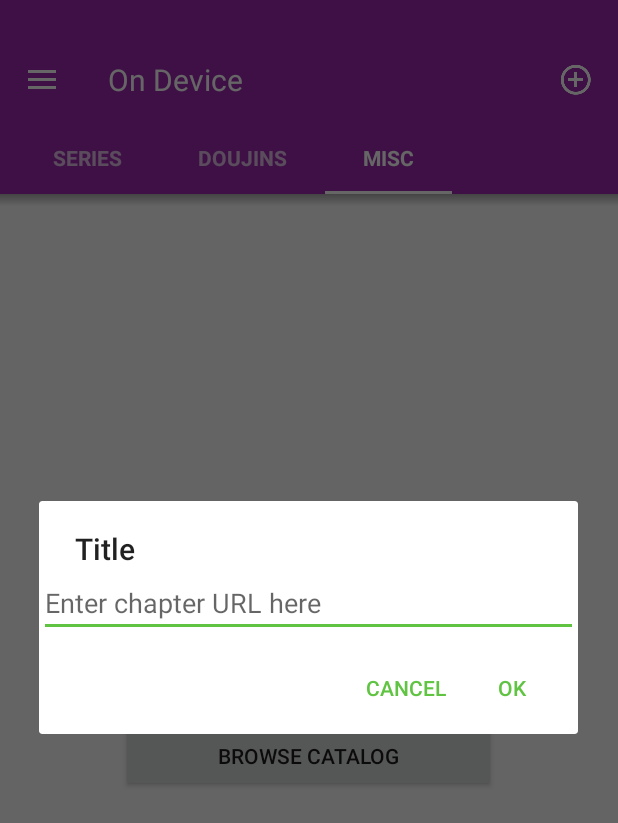
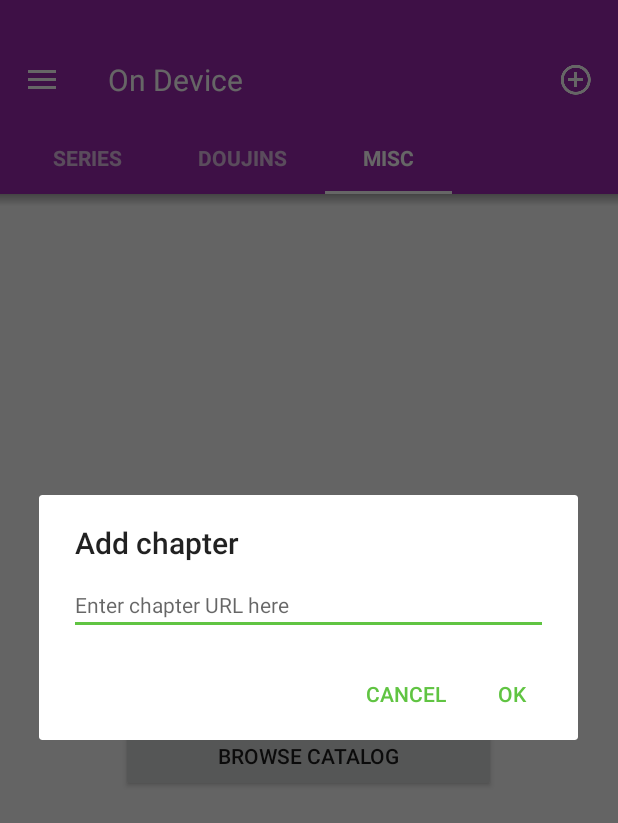
Before and after one commit to DefiantCatgirl/Oneesama, an Android app: the screen it shows after launch (MainActivity), after a tap on an icon or button, on a phone screen of 412 x 824 dp. Shown: the top 823 px of the screen. Run offline under Robolectric (Android 15) with nearby library versions, the phone set to English and light mode, and no system bars; our stand-ins replace ButterKnife; libraries missing offline, so code that uses them is left out: com.pnikosis.materialishprogress, io.realm, rx.android.schedulers, rx.schedulers; 9 statements that could not run were skipped.

Commit message:
Error handling for adding chapters, rotation bugfixes

```diff
--- a/app/src/main/java/catgirl/oneesama/ui/activity/main/MainActivity.java
+++ b/app/src/main/java/catgirl/oneesama/ui/activity/main/MainActivity.java
@@ -1,11 +1,14 @@
 package catgirl.oneesama.ui.activity.main;
 
 import android.animation.Animator;
+import android.content.ClipData;
+import android.content.ClipboardManager;
+import android.content.Context;
 import android.content.DialogInterface;
 import android.content.Intent;
 import android.content.pm.PackageManager;
+import android.net.Uri;
 import android.os.Bundle;
-import android.os.Handler;
 import android.support.design.widget.NavigationView;
 import android.support.v4.app.Fragment;
 import android.support.v4.app.FragmentManager;
@@ -15,20 +18,15 @@ import android.support.v7.app.ActionBarDrawerToggle;
 import android.support.v7.app.AlertDialog;
 import android.support.v7.app.AppCompatActivity;
 import android.support.v7.widget.Toolbar;
-import android.text.InputType;
-import android.util.Log;
 import android.view.Menu;
 import android.view.MenuItem;
 import android.view.View;
 import android.view.ViewGroup;
+import android.view.inputmethod.EditorInfo;
+import android.view.inputmethod.InputMethodManager;
 import android.widget.EditText;
 import android.widget.ImageButton;
 import android.widget.Toast;
-
-import com.google.gson.ExclusionStrategy;
-import com.google.gson.FieldAttributes;
-import com.google.gson.Gson;
-import com.google.gson.GsonBuilder;
 
 import java.util.ArrayList;
 import java.util.List;
@@ -36,8 +34,6 @@ import java.util.List;
 import butterknife.Bind;
 import butterknife.ButterKnife;
 import catgirl.oneesama.R;
-import catgirl.oneesama.api.Config;
-import catgirl.oneesama.api.DynastyService;
 import catgirl.oneesama.controller.ChaptersController;
 import catgirl.oneesama.controller.legacy.Book;
 import catgirl.oneesama.model.chapter.serializable.Chapter;
@@ -48,13 +44,9 @@ import catgirl.oneesama.ui.activity.legacyreader.tools.EndAnimatorListener;
 import catgirl.oneesama.ui.activity.main.browse.BrowseFragment;
 import catgirl.oneesama.ui.activity.main.ondevice.OnDeviceFragment;
 import io.realm.Realm;
-import io.realm.RealmList;
 import io.realm.RealmObject;
-import retrofit.GsonConverterFactory;
-import retrofit.Retrofit;
-import retrofit.RxJavaCallAdapterFactory;
-import rx.android.schedulers.AndroidSchedulers;
-import rx.schedulers.Schedulers;
+import rx.Observable;
+import rx.Subscription;
 
 
 public class MainActivity extends AppCompatActivity
@@ -75,6 +67,10 @@ public class MainActivity extends AppCompatActivity
     @Bind(R.id.MainActivity_AddButton) ImageButton addButton;
 
     boolean loading = false;
+
+    // TODO use a library or move this into a singleton
+    static Observable<Book> chapterRequest;
+    Subscription chapterSubscription;
 
     @Override
     protected void onCreate(Bundle savedInstanceState) {
@@ -100,8 +96,11 @@ public class MainActivity extends AppCompatActivity
         if(savedInstanceState != null) {
 
             loading = savedInstanceState.getBoolean("LOADING");
-            if(loading)
+            if(loading) {
                 loadingLayout.setVisibility(View.VISIBLE);
+                if(chapterRequest != null)
+                    subscribeToChapterRequest(chapterRequest);
+            }
 
             onBackStackChanged();
         }
@@ -110,22 +109,44 @@ public class MainActivity extends AppCompatActivity
 
         addButton.setOnClickListener(view -> {
             AlertDialog.Builder builder = new AlertDialog.Builder(this);
-            builder.setTitle("Title");
+            builder.setTitle(getString(R.string.dialog_add_chapter_title));
 
-            final EditText input = new EditText(this);
-            input.setHint("Enter chapter URL here");
+            View dialogView = getLayoutInflater().inflate(R.layout.dialog_add_chapter, null);
+            EditText input = (EditText) dialogView.findViewById(R.id.Dialog_AddChapter_Input);
 
-            input.setInputType(InputType.TYPE_CLASS_TEXT);
-            builder.setView(input);
+            // Paste copied link from clipboard
+            ClipData data = ((ClipboardManager) getSystemService(Context.CLIPBOARD_SERVICE)).getPrimaryClip();
+            if(data != null) {
+                ClipData.Item item = data.getItemAt(0);
+                if(item.getText().toString().contains("dynasty-scans.com/chapters/")) {
+                    input.setText(item.getText());
+                    input.selectAll();
+                }
+            }
+
+            builder.setView(dialogView);
 
             builder.setPositiveButton("OK", (dialog, which) -> {
-                openChapterByUrl(input.getText().toString());
+                openChapterByUrl(Uri.parse(input.getText().toString()));
+                dialog.cancel();
             });
             builder.setNegativeButton("Cancel", (dialog, which) -> {
                 dialog.cancel();
             });
 
-            builder.show();
+            AlertDialog dialog = builder.create();
+            input.setOnEditorActionListener((v, actionId, event) -> {
+                if (actionId == EditorInfo.IME_ACTION_DONE) {
+                    dialog.getButton(DialogInterface.BUTTON_POSITIVE).performClick();
+                    return true;
+                }
+                return false;
+            });
+            dialog.setOnShowListener(activeDialog -> {
+                InputMethodManager imm = (InputMethodManager) getSystemService(Context.INPUT_METHOD_SERVICE);
+                imm.showSoftInput(input, InputMethodManager.SHOW_IMPLICIT);
+            });
+            dialog.show();
         });
     }
 
@@ -140,6 +161,8 @@ public class MainActivity extends AppCompatActivity
     @Override
     protected void onDestroy() {
         realm.close();
+        if(chapterSubscription != null)
+            chapterSubscription.unsubscribe();
         super.onDestroy();
     }
 
@@ -150,13 +173,17 @@ public class MainActivity extends AppCompatActivity
         if(intent.getData() == null)
             return;
 
-        openChapterByUrl(intent.getData().getLastPathSegment());
+        openChapterByUrl(intent.getData());
 
         setIntent(null);
     }
 
-    public void openChapterByUrl(String url) {
-        Chapter chapter = realm.where(Chapter.class).equalTo("permalink", url).findFirst();
+    public void openChapterByUrl(Uri url) {
+        if(url == null || url.getLastPathSegment() == null) {
+            Toast.makeText(this, "Error adding chapter:\n" + "Invalid URL", Toast.LENGTH_LONG).show();
+            return;
+        }
+        Chapter chapter = realm.where(Chapter.class).equalTo("permalink", url.getLastPathSegment()).findFirst();
         if(chapter != null) {
             Intent readerIntent = new Intent(this, ReaderActivity.class);
             readerIntent.putExtra(ReaderActivity.PUBLICATION_ID, chapter.getId());
@@ -174,14 +201,28 @@ public class MainActivity extends AppCompatActivity
             }
         });
 
-        ChaptersController.getInstance()
-                .requestChapterController(url)
-                .subscribe(response -> {
+        chapterRequest = ChaptersController.getInstance()
+                .requestChapterController(url.getLastPathSegment())
+                .cache();
+
+        subscribeToChapterRequest(chapterRequest);
+    }
+
+    public void subscribeToChapterRequest(Observable<Book> observable) {
+        chapterSubscription = observable.subscribe(response -> {
             Intent readerIntent = new Intent(this, ReaderActivity.class);
             readerIntent.putExtra(ReaderActivity.PUBLICATION_ID, response.data.getId());
             startActivity(readerIntent);
             loading = false;
             loadingLayout.setVisibility(View.GONE);
+            chapterRequest = null;
+            chapterSubscription = null;
+        }, error -> {
+            Toast.makeText(this, "Error adding chapter:\n" + error.getLocalizedMessage(), Toast.LENGTH_LONG).show();
+            loading = false;
+            loadingLayout.setVisibility(View.GONE);
+            chapterRequest = null;
+            chapterSubscription = null;
         });
     }
 
--- /dev/null
+++ b/app/src/main/res/layout/dialog_add_chapter.xml
@@ -0,0 +1,20 @@
+<?xml version="1.0" encoding="utf-8"?>
+<LinearLayout xmlns:android="http://schemas.android.com/apk/res/android"
+    android:orientation="vertical" android:layout_width="match_parent"
+    android:layout_height="match_parent">
+
+    <EditText
+        android:layout_width="match_parent"
+        android:layout_height="wrap_content"
+        android:id="@+id/Dialog_AddChapter_Input"
+        android:singleLine="false"
+        android:inputType="textUri"
+        android:maxLines="1"
+        android:hint="@string/dialog_add_chapter_hint"
+        android:layout_marginLeft="20dp"
+        android:layout_marginTop="8dp"
+        android:layout_marginRight="20dp"
+        android:layout_marginBottom="8dp"
+        android:textSize="14sp"
+        android:imeOptions="actionDone"/>
+</LinearLayout>
--- a/app/src/main/res/values/strings.xml
+++ b/app/src/main/res/values/strings.xml
@@ -31,4 +31,6 @@
     <string name="item_chapter_are_you_sure_delete">Are you sure?</string>
     <string name="common_yes">Yes</string>
     <string name="common_no">No</string>
+    <string name="dialog_add_chapter_hint">Enter chapter URL here</string>
+    <string name="dialog_add_chapter_title">Add chapter</string>
 </resources>
```
Also changed, not shown: app/src/main/AndroidManifest.xml (+8 -0 lines). Lines whose indentation alone changed are shown as unchanged.
